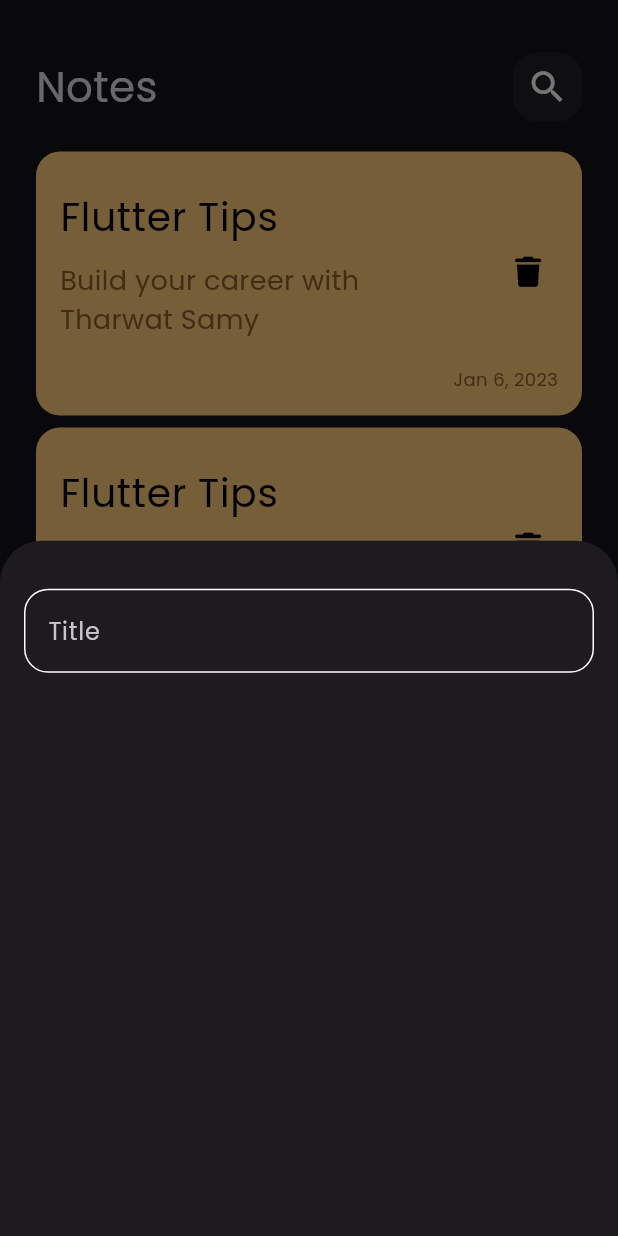
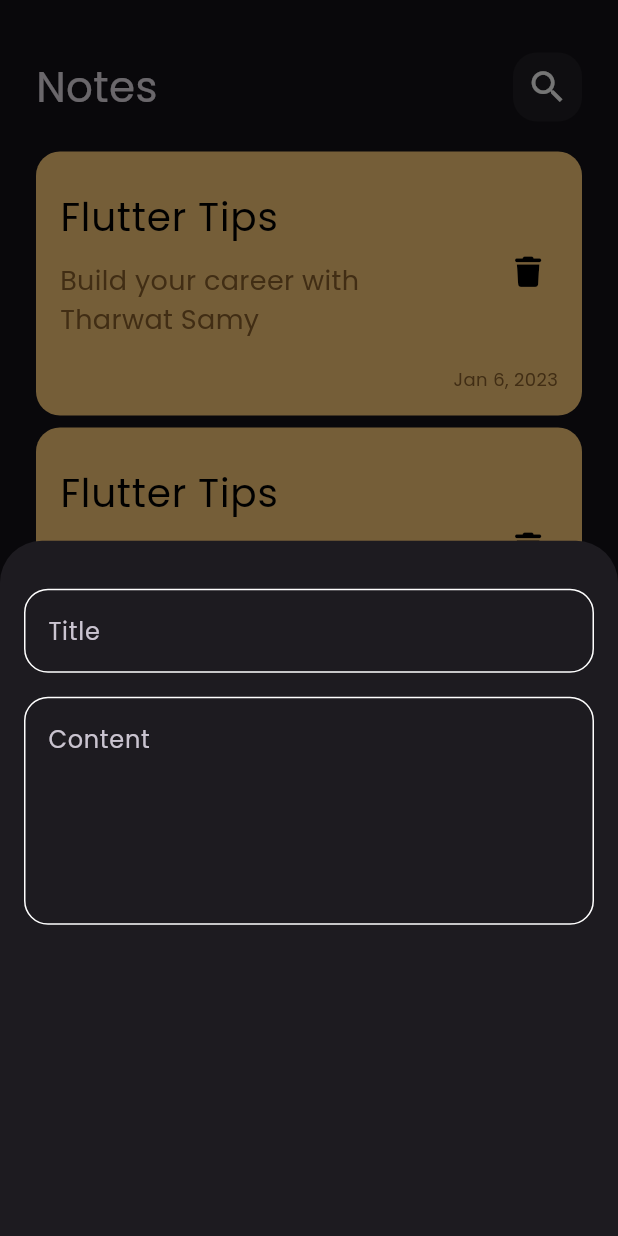
Before and after one commit to walidmorsi84/notes_app, a Flutter app: the screen it shows after launch, after a tap on the "add" icon, on a phone screen of 412 x 824 dp. Run offline on Flutter 3.47's test engine with Material 3 defaults, Android fonts, the phone set to English and light mode, and no system bars; our stand-ins replace font_awesome_flutter.

Commit message:
add fields to note bottom sheet

```diff
--- a/lib/widgets/add_note_bottom_sheet.dart
+++ b/lib/widgets/add_note_bottom_sheet.dart
@@ -6,12 +6,14 @@ class AddNoteBottomSheet extends StatelessWidget {
 
   @override
   Widget build(BuildContext context) {
-    return const Padding(
+    return Padding(
       padding: EdgeInsets.symmetric(horizontal: 16.0),
       child: Column(
         children: [
           SizedBox(height: 32),
-          CustomTextField(),
+          CustomTextField(hint: 'Title'),
+          SizedBox(height: 16),
+          CustomTextField(hint: 'Content', maxLines: 5),
         ],
       ),
     );
--- a/lib/widgets/custom_text_field.dart
+++ b/lib/widgets/custom_text_field.dart
@@ -2,14 +2,18 @@ import 'package:flutter/material.dart';
 import 'package:notes_app/constants.dart';
 
 class CustomTextField extends StatelessWidget {
-  const CustomTextField({super.key});
+  const CustomTextField({super.key, required this.hint, this.maxLines = 1});
+
+  final String hint;
+  final int maxLines;
 
   @override
   Widget build(BuildContext context) {
     return TextField(
+      maxLines: maxLines,
       cursorColor: kPrimaryColor,
       decoration: InputDecoration(
-        hintText: 'Title',
+        hintText: hint,
         border: buildBorder(),
         enabledBorder: buildBorder(),
         focusedBorder: buildBorder(color: kPrimaryColor),
```
